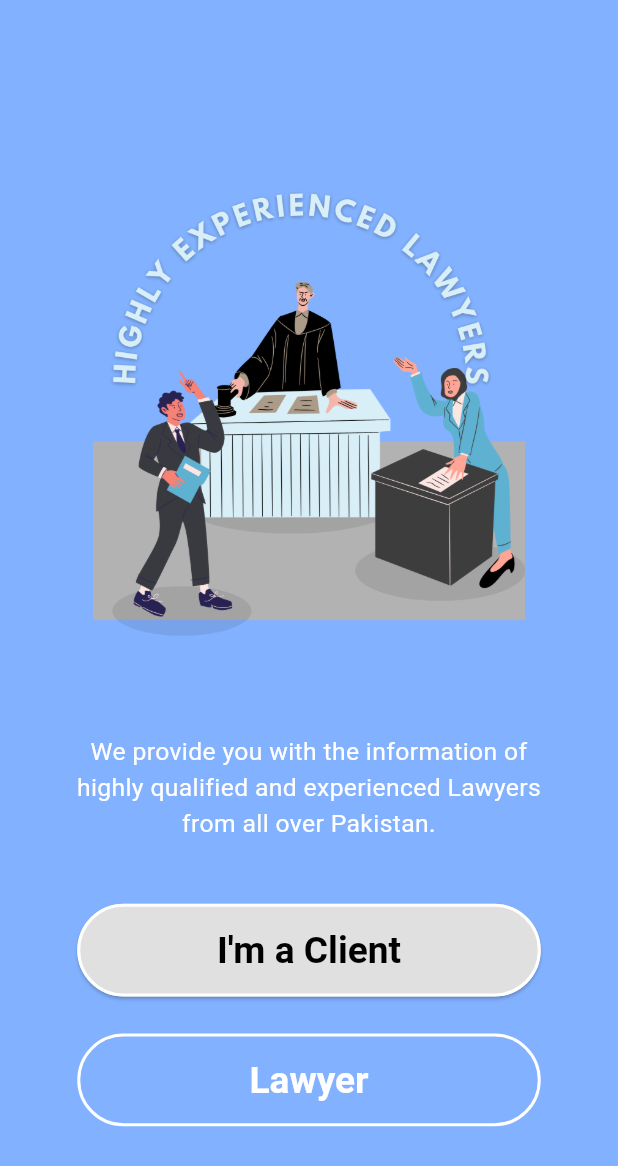
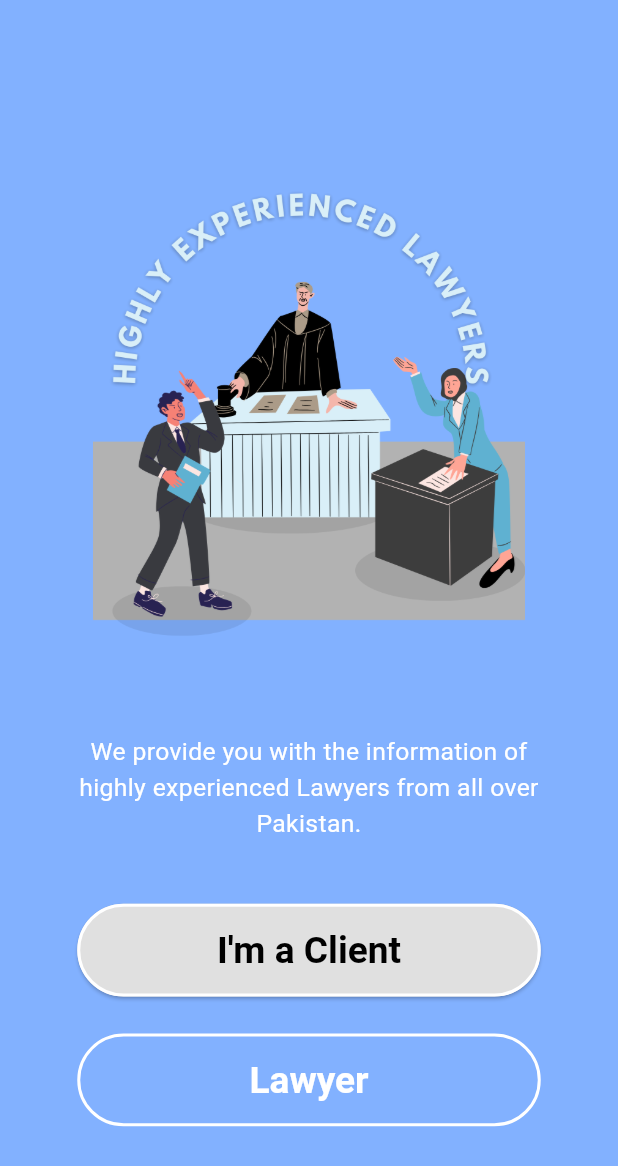
Before and after one commit to hafsaabidsaeed/ELaw-Mobile-Application, a Flutter app: the screen it shows after launch, on a phone screen of 412 x 824 dp. Shown: the top 1166 px of the screen. Run offline on Flutter 3.47's test engine with Material 3 defaults, Android fonts, the light colour scheme and no system bars; our stand-ins replace pinput.

Commit message:
Onboarding Screen UI

```diff
--- a/lib/screens/onboarding_screen/onboarding_screen_1.dart
+++ b/lib/screens/onboarding_screen/onboarding_screen_1.dart
@@ -30,7 +30,7 @@ class BoardingScreen1 extends StatelessWidget {
               Image.asset("assets/elaw.png", width: imageWidth),
               SizedBox(height: screenHeight * 0.02),
               Text(
-                "We provide you with the information of highly qualified and experienced Lawyers from all over Pakistan.",
+                "We provide you with the information of highly experienced Lawyers from all over Pakistan.",
                 style: TextStyle(color: Colors.white, fontSize: textSize),
                 textAlign: TextAlign.center,
               ),
```
